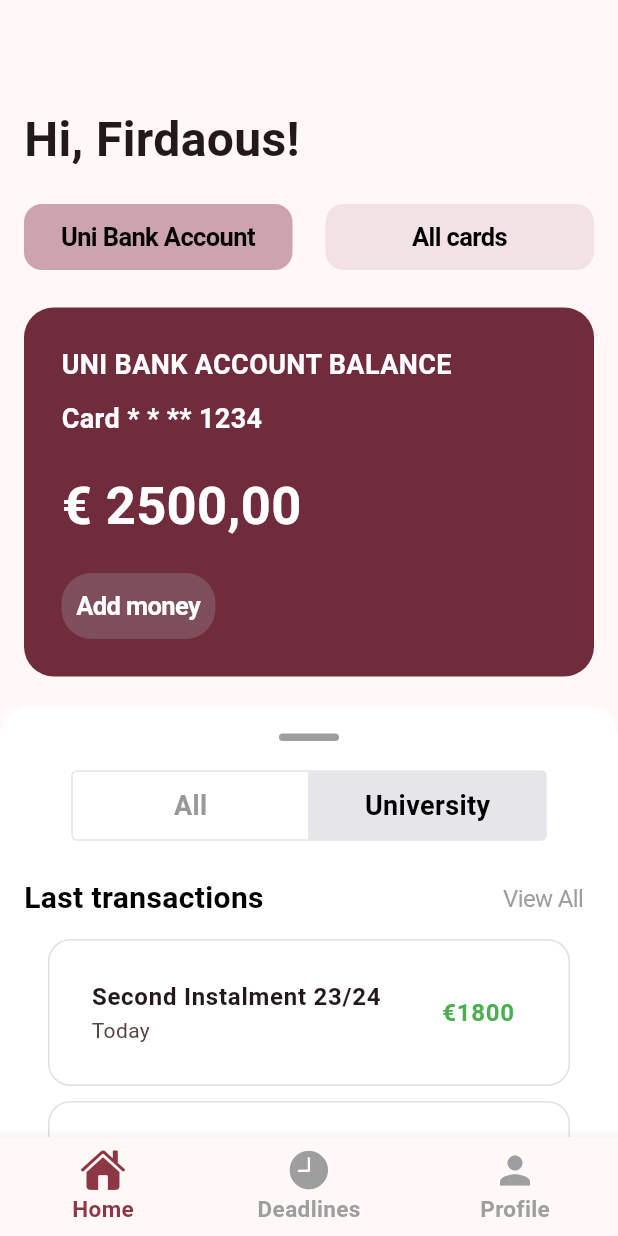
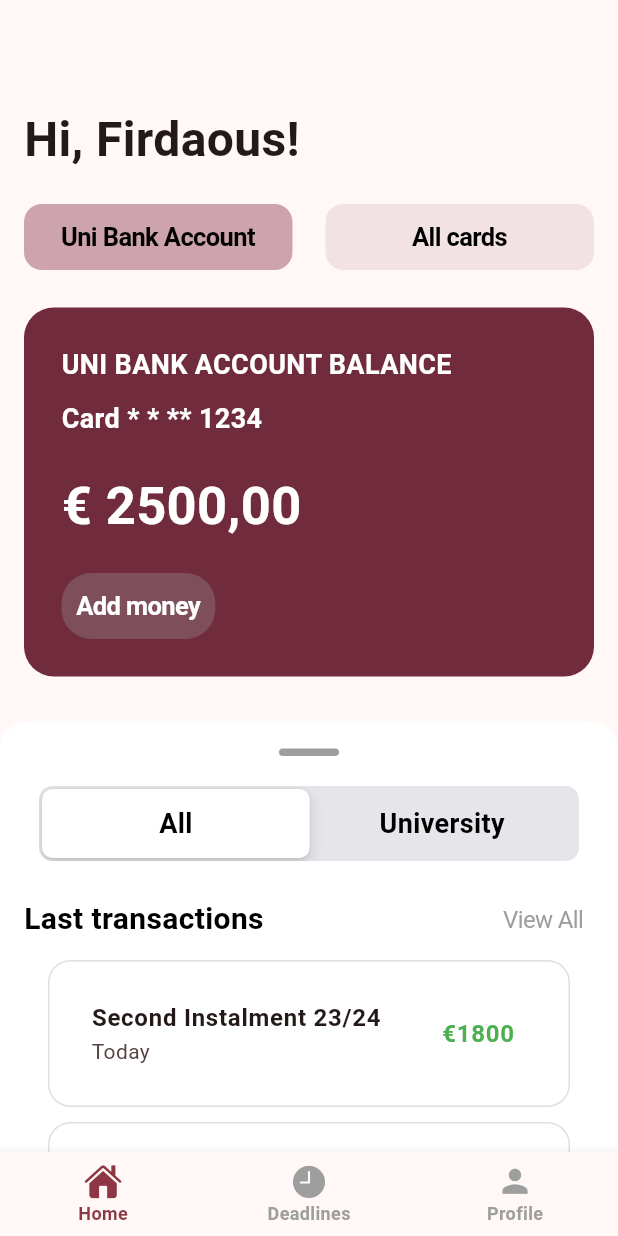
Before and after one commit to RoxyDiya/SapienzaPay, a Flutter app: the HomePage screen opened directly, on a phone screen of 412 x 824 dp. Run offline on Flutter 3.47's test engine with Material 3 defaults, Android fonts, the phone set to English and light mode, and no system bars.

Commit message:
sliding segmented control

```diff
--- a/lib/modalhomepage.dart
+++ b/lib/modalhomepage.dart
@@ -44,7 +44,7 @@
 
   @override
   Widget build(BuildContext context) {
-    TextStyle labelStyle = TextStyle(fontSize: 15, fontWeight: FontWeight.w600);
+    TextStyle labelStyle = TextStyle(fontSize: 12, fontWeight: FontWeight.w600);
     return Scaffold(
       body: _widgetOptions.elementAt(_selectedIndex),
       bottomNavigationBar: BottomNavigationBar(
@@ -69,7 +69,7 @@
         onTap: _onItemTapped,
         selectedLabelStyle: labelStyle,
         unselectedLabelStyle: labelStyle.copyWith(color: Colors.grey),
-        iconSize: 30,
+        iconSize: 25,
       ),
     );
   }
@@ -209,7 +209,7 @@
             child: Stack(
               children: [
                 Container(
-                  margin: EdgeInsets.only(top: 20),
+                  margin: EdgeInsets.only(top: 30),
                   decoration: BoxDecoration(
                     color: CupertinoColors.white,
                     borderRadius: BorderRadius.vertical(top: Radius.circular(20)),
@@ -240,15 +240,15 @@
                         ),
                         Container(
                           width: double.infinity,
-                          padding: EdgeInsets.symmetric(horizontal: 16),
-                          child: CupertinoSegmentedControl<int>(
+                          padding: EdgeInsets.symmetric(horizontal: 10),
+                          child: CupertinoSlidingSegmentedControl<int>(
                             children: {
                               0: Padding(
                                 padding: const EdgeInsets.symmetric(vertical: 10),
                                 child: Text(
                                   'All',
                                   style: TextStyle(
-                                      fontWeight: FontWeight.bold, fontSize: 18, color: showUniversityTransactions ? Colors.black : CupertinoColors.inactiveGray),
+                                      fontWeight: FontWeight.bold, fontSize: 18, color: showUniversityTransactions ? Colors.black : CupertinoColors.black),
                                 ),
                               ),
                               1: Padding(
@@ -256,20 +256,18 @@
                                 child: Text(
                                   'University',
                                   style: TextStyle(
-                                      fontWeight: FontWeight.bold, fontSize: 18, color: showUniversityTransactions ? CupertinoColors.inactiveGray : Colors.black),
+                                      fontWeight: FontWeight.bold, fontSize: 18, color: showUniversityTransactions ? CupertinoColors.black : Colors.black),
                                 ),
                               ),
                             },
-                            onValueChanged: (int val) {
+                            onValueChanged: (int? val) {
                               setState(() {
                                 showUniversityTransactions = val == 1;
                               });
                             },
                             groupValue: showUniversityTransactions ? 1 : 0,
-                            unselectedColor: CupertinoColors.lightBackgroundGray,
-                            selectedColor: CupertinoColors.white,
-                            borderColor: CupertinoColors.lightBackgroundGray,
-                            pressedColor: CupertinoColors.lightBackgroundGray,
+                            backgroundColor: CupertinoColors.lightBackgroundGray,
+                            thumbColor: CupertinoColors.white,
                           ),
                         ),
                         SizedBox(height: 17),
@@ -374,7 +372,7 @@
           ),
           child: ListTile(
             title: Text('Fake Card 1'),
-            subtitle: Text('* * ** 1234'),
+            subtitle: Text('**** **** **** 1234'),
             trailing: Icon(Icons.credit_card),
           ),
         ),
```
